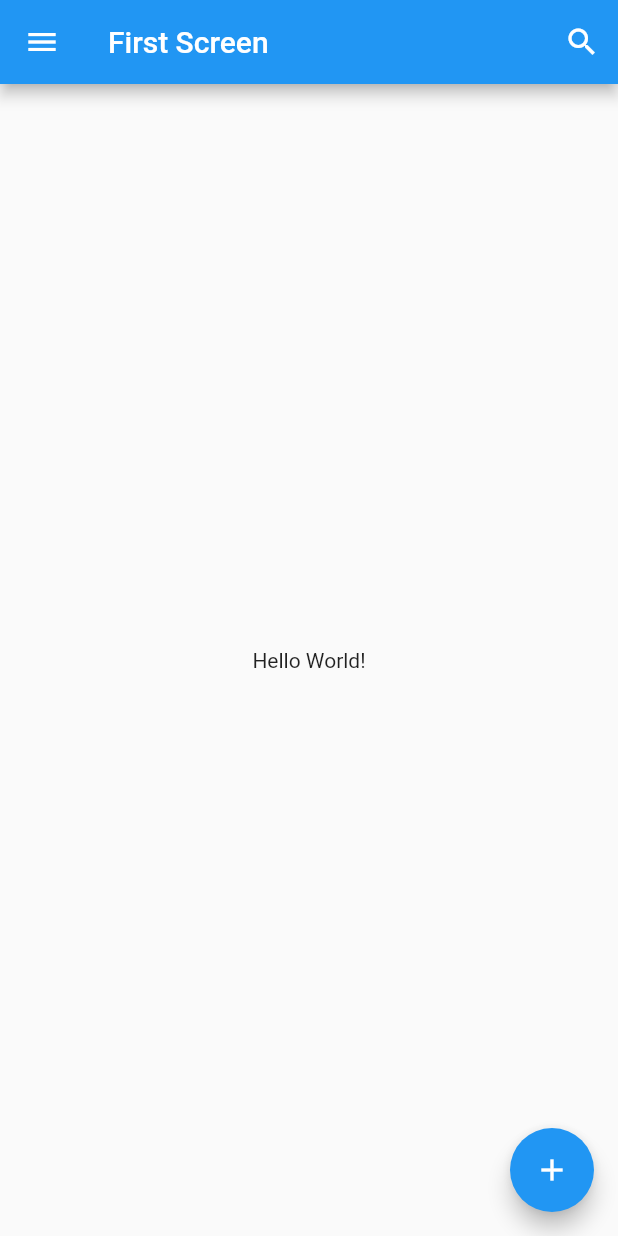
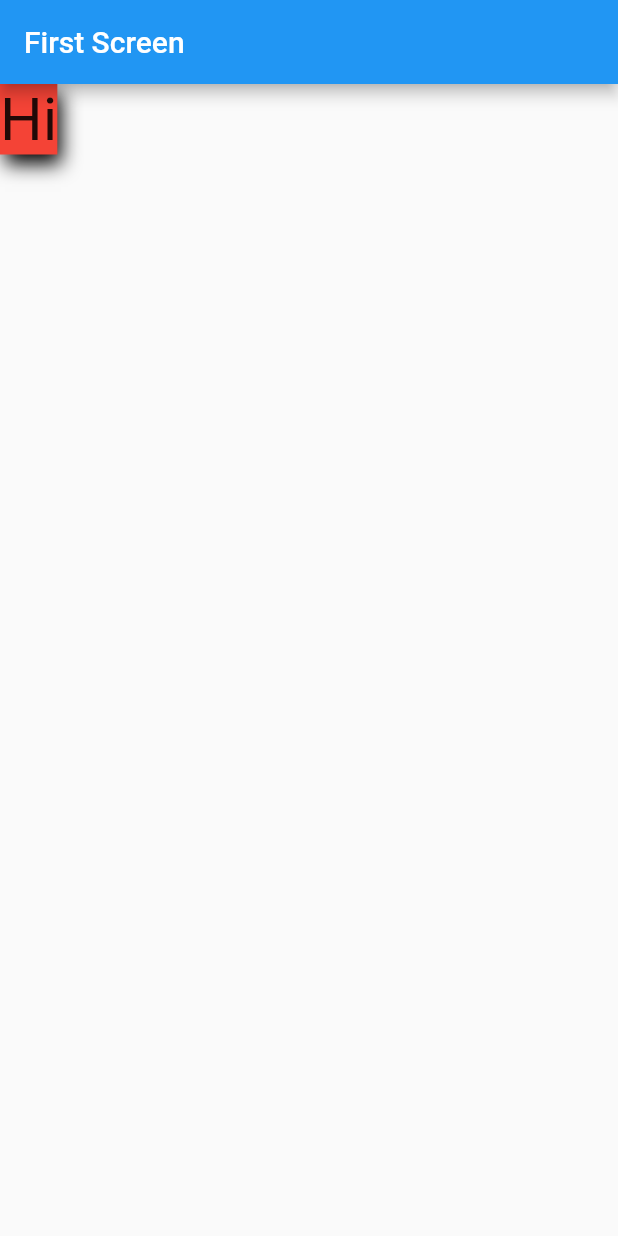
Before and after one commit to dimaseka83/flutter_widget_dicoding, a Flutter app: the screen it shows after launch, on a phone screen of 412 x 824 dp. Run offline on Flutter 3.47's test engine with Material 2 defaults, Android fonts, the phone set to English and light mode, and no system bars.

Commit message:
container

```diff
--- a/lib/main.dart
+++ b/lib/main.dart
@@ -22,24 +22,21 @@ class FirstScreen extends StatelessWidget{
   Widget build(BuildContext context){
     return Scaffold(
       appBar: AppBar(
-        leading: IconButton(icon: Icon(
-          Icons.menu,
-          color: Colors.white,
+        title: Text('First Screen'),
+      ),
+      body: Container(
+        child: Text('Hi', style: TextStyle(fontSize: 40),),
+        decoration: BoxDecoration(
+          color: Colors.red,
+          boxShadow: [
+            BoxShadow(
+              color: Colors.black,
+              offset: Offset(3,6),
+              blurRadius: 10
+            )
+          ]
         ),
-        onPressed: (){},
-        ),
-        title: Text('First Screen'),
-        actions: <Widget>[
-          IconButton(onPressed: (){}, icon: Icon(
-            Icons.search,
-            color: Colors.white,
-          ))
-        ],
-      ),
-      body: Center(
-        child: Text('Hello World!'),
-      ),
-      floatingActionButton: FloatingActionButton(onPressed: (){}, child: Icon(Icons.add),),
+      )
     );
   }
 }
```
